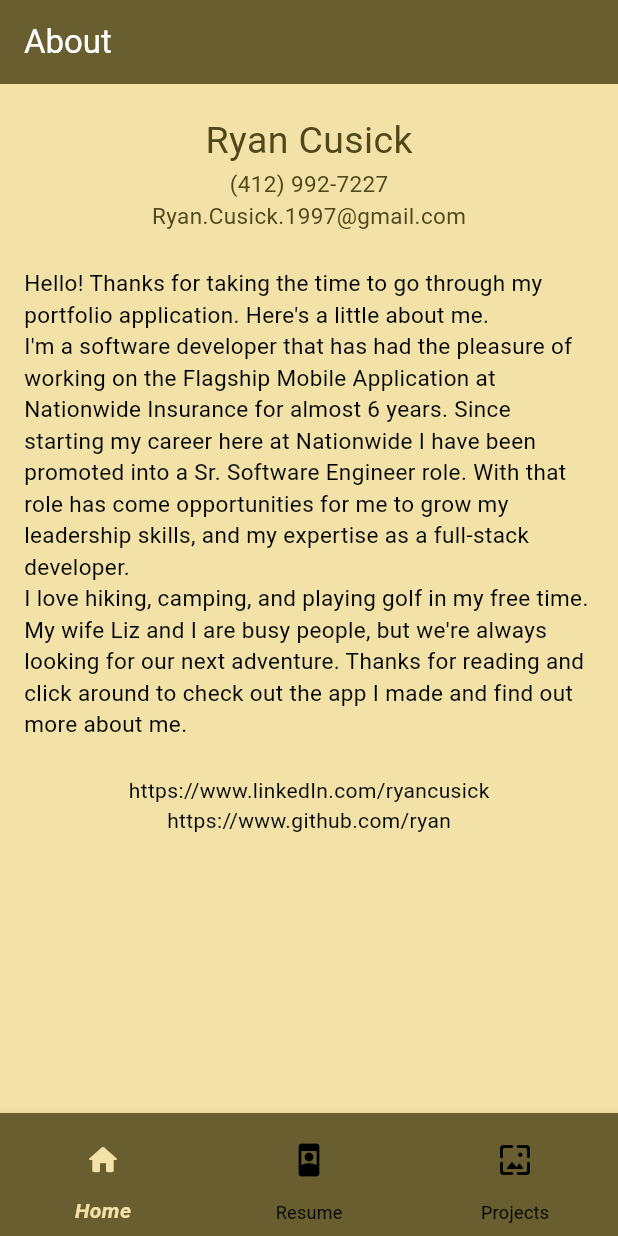
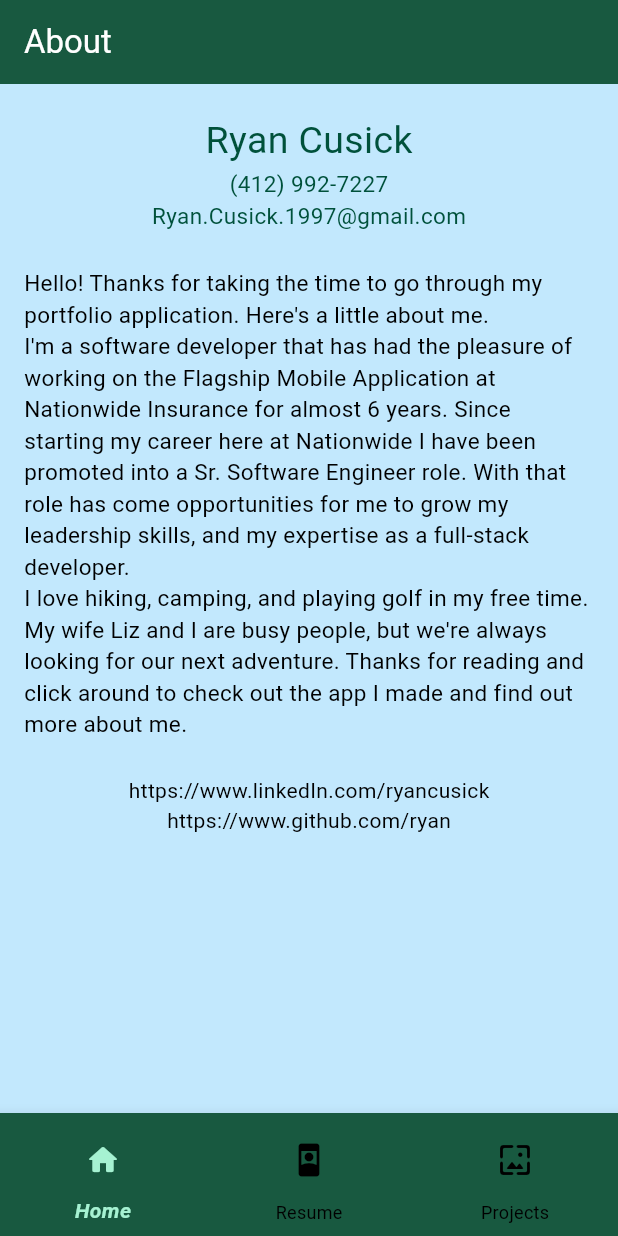
Before and after one commit to Cusick1/portfolio, a Flutter app: the screen it shows after launch, on a phone screen of 412 x 824 dp. Run offline on Flutter 3.47's test engine with Material 3 defaults, Android fonts, the phone set to English and light mode, and no system bars.

Commit message:
added new seed color and primary color for theme. Implemented those throughout and added google fonts dependency

```diff
--- a/lib/main.dart
+++ b/lib/main.dart
@@ -31,8 +31,8 @@ class MyApp extends StatelessWidget {
         // tested with just a hot reload.
         colorScheme: ColorScheme.fromSeed(
           brightness: MediaQuery.platformBrightnessOf(context),
-          // seedColor: const Color.fromARGB(255, 93, 57, 47),
-          seedColor: Colors.brown,
+          seedColor: Color(0xFF779788),
+          primary: Color(0xFF185940),
         ),
         // textTheme: TextTheme(),
         // iconButtonTheme: IconButtonThemeData(style: ButtonStyle(textStyle: ))
--- a/lib/presentation/home_page.dart
+++ b/lib/presentation/home_page.dart
@@ -26,10 +26,10 @@ class _MyHomePageState extends State<MyHomePage> {
     for (int i = 0; i < titles.length; i++) {
       list.add(
         AppBar(
-          backgroundColor: Theme.of(context).colorScheme.tertiary,
+          backgroundColor: Theme.of(context).colorScheme.primary,
           title: Text(
             titles[i],
-            style: TextStyle(color: Theme.of(context).colorScheme.onTertiary),
+            style: TextStyle(color: Theme.of(context).colorScheme.onPrimary),
           ),
         ),
       );
@@ -56,8 +56,8 @@ class _MyHomePageState extends State<MyHomePage> {
       body: _pages[_currentIndex],
       bottomNavigationBar: BottomNavigationBar(
         currentIndex: _currentIndex,
-        backgroundColor: colorScheme.tertiary,
-        selectedItemColor: colorScheme.tertiaryContainer,
+        backgroundColor: colorScheme.primary,
+        selectedItemColor: colorScheme.primaryContainer,
         selectedLabelStyle: TextStyle(
           fontStyle: FontStyle.italic,
           fontWeight: FontWeight.bold,
--- a/lib/presentation/widgets/contact_info.dart
+++ b/lib/presentation/widgets/contact_info.dart
@@ -14,21 +14,21 @@ class ContactInfo extends StatelessWidget {
           'Ryan Cusick',
           style: TextStyle(
             fontSize: 25,
-            color: colorScheme.onTertiaryContainer,
+            color: colorScheme.onPrimaryContainer,
           ),
         ),
         Text(
           '(412) 992-7227',
           style: TextStyle(
             fontSize: 15,
-            color: colorScheme.onTertiaryContainer,
+            color: colorScheme.onPrimaryContainer,
           ),
         ),
         Text(
           'Ryan.Cusick.1997@gmail.com',
           style: TextStyle(
             fontSize: 15,
-            color: colorScheme.onTertiaryContainer,
+            color: colorScheme.onPrimaryContainer,
           ),
         ),
       ],
--- a/pubspec.yaml
+++ b/pubspec.yaml
@@ -34,6 +34,7 @@ dependencies:
   # The following adds the Cupertino Icons font to your application.
   # Use with the CupertinoIcons class for iOS style icons.
   cupertino_icons: ^1.0.8
+  google_fonts: ^6.2.1
 
 dev_dependencies:
   flutter_test:
```
Also changed, not shown: lib/presentation/resume_page.dart (+7 -6 lines).
